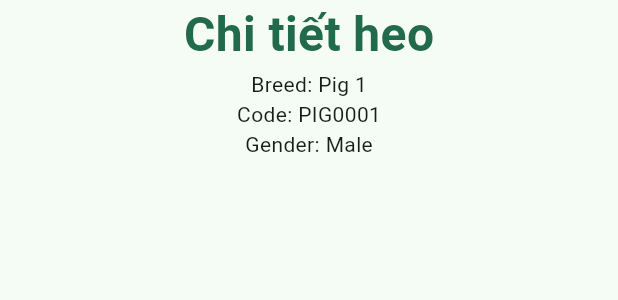
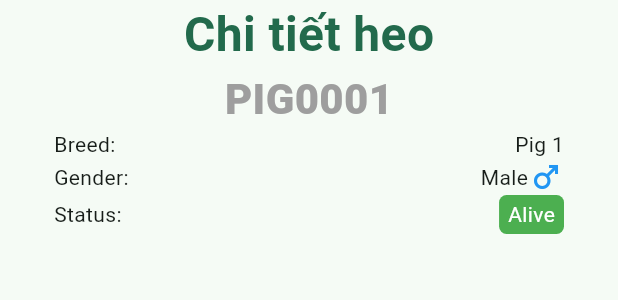
Before and after one commit to vma-pf/vma-mobile, a Flutter app: the PigDetail widget shown alone on an empty page, opened directly, on a phone screen of 412 x 824 dp. Shown: the top 300 px of the screen. Run offline on Flutter 3.47's test engine with Material 3 defaults, Android fonts, the phone set to English and light mode, and no system bars; our stand-ins replace accordion, dio, either_dart, flutter_secure_storage, go_router; missing offline and left inert: sheet, signalr_netcore; accounts and stored records are empty.

Commit message:
feat: display basic info

```diff
--- a/lib/app/screens/layout.dart
+++ b/lib/app/screens/layout.dart
@@ -1,13 +1,11 @@
 import 'package:flutter/cupertino.dart';
 import 'package:flutter/material.dart';
 import 'package:vma/app/screens/custom_appbar.dart';
-import 'package:vma/app/screens/management/alert.dart';
 import 'package:vma/app/screens/management/camera.dart';
 import 'package:vma/app/screens/management/home.dart';
 import 'package:vma/app/screens/management/treatment_plan.dart';
 import 'package:vma/app/screens/management/vaccination.dart';
 import 'package:vma/app/screens/pig_detail/pig_detail.dart';
-import 'package:vma/app/screens/pig_list/pig_list.dart';
 
 class LayoutPage extends StatefulWidget {
   const LayoutPage({super.key});
--- /dev/null
+++ b/lib/app/screens/pig_detail/detail_info.dart
@@ -0,0 +1,68 @@
+import 'package:flutter/material.dart';
+import 'package:vma/core/models/enums/pig_status.dart';
+import 'package:vma/core/models/pig_detail.dart';
+import 'package:vma/core/utils/string_helper.dart';
+
+class DetailInfo extends StatelessWidget {
+  final PigDetail pigDetail;
+  const DetailInfo({super.key, required this.pigDetail});
+
+  Icon _getIconByGender() {
+    if (pigDetail.gender.toLowerCase() == 'male') {
+      return const Icon(Icons.male, color: Colors.blue);
+    } else {
+      return const Icon(Icons.female, color: Colors.pink);
+    }
+  }
+
+  Color _getColorByStatus() {
+    switch (pigDetail.status) {
+      case PigStatus.alive:
+        return Colors.green;
+      case PigStatus.dead:
+        return Colors.red;
+    }
+  }
+
+  @override
+  Widget build(BuildContext context) {
+    return Column(children: [
+      Text('Chi tiết heo',
+          style: TextStyle(
+              fontSize: 32,
+              fontWeight: FontWeight.bold,
+              color: Theme.of(context).primaryColor)),
+      Text(pigDetail.code,
+          style: const TextStyle(
+              fontSize: 28, fontWeight: FontWeight.w900, color: Colors.grey)),
+      Padding(
+          padding: const EdgeInsets.symmetric(horizontal: 36),
+          child: Column(children: [
+            Row(mainAxisAlignment: MainAxisAlignment.spaceBetween, children: [
+              const Text('Breed:'),
+              Text(pigDetail.breed),
+            ]),
+            Row(mainAxisAlignment: MainAxisAlignment.spaceBetween, children: [
+              const Text('Gender:'),
+              Row(children: [
+                Text(pigDetail.gender),
+                _getIconByGender(),
+              ])
+            ]),
+            Row(mainAxisAlignment: MainAxisAlignment.spaceBetween, children: [
+              const Text('Status:'),
+              DecoratedBox(
+                  decoration: BoxDecoration(
+                      color: _getColorByStatus(),
+                      borderRadius: BorderRadius.circular(5)),
+                  child: Padding(
+                      padding: const EdgeInsets.symmetric(
+                          horizontal: 6, vertical: 3),
+                      child: Text(
+                          StringHelper.capitalize(pigDetail.status.name),
+                          style: const TextStyle(color: Colors.white))))
+            ]),
+          ]))
+    ]);
+  }
+}
--- a/lib/app/screens/pig_detail/pig_detail.dart
+++ b/lib/app/screens/pig_detail/pig_detail.dart
@@ -1,6 +1,7 @@
 import 'package:flutter/material.dart';
 import 'package:scoped_model/scoped_model.dart';
 import 'package:vma/app/common/vma_state.dart';
+import 'package:vma/app/screens/pig_detail/detail_info.dart';
 import 'package:vma/core/models/pig_detail.dart' as models;
 import 'package:vma/core/view_models/pig_detail_model.dart';
 
@@ -36,28 +37,7 @@ class _PigDetailState extends VMAState<PigDetail> {
                 return Center(child: Text('Error: ${snapshot.error}'));
               } else {
                 var pig = snapshot.data as models.PigDetail;
-                return SizedBox(
-                    width: double.infinity,
-                    child: Column(children: [
-                      Text('Chi tiết heo',
-                          style: TextStyle(
-                              fontSize: 32,
-                              fontWeight: FontWeight.bold,
-                              color: Theme.of(context).primaryColor)),
-                      Text('Breed: ${pig.breed}'),
-                      Text('Code: ${pig.code}'),
-                      Text('Gender: ${pig.gender}'),
-                    ]));
-                // DecoratedBox(
-                //     decoration: BoxDecoration(
-                //         borderRadius: BorderRadius.circular(8),
-                //         color: Colors.red),
-                //     child: Column(children: [
-                //       const SizedBox(height: 10),
-                //       Text('Breed: ${pig.breed}'),
-                //       Text('Code: ${pig.code}'),
-                //       Text('Weight: ${pig.weight}'),
-                //     ]));
+                return DetailInfo(pigDetail: pig);
               }
             },
           );
--- a/lib/core/view_models/pig_detail_model.dart
+++ b/lib/core/view_models/pig_detail_model.dart
@@ -1,5 +1,4 @@
 import 'package:scoped_model/scoped_model.dart';
-import 'package:vma/core/models/pig.dart';
 import 'package:vma/core/models/pig_detail.dart';
 import 'package:vma/core/repositories/pig_repository.dart';
 
```
